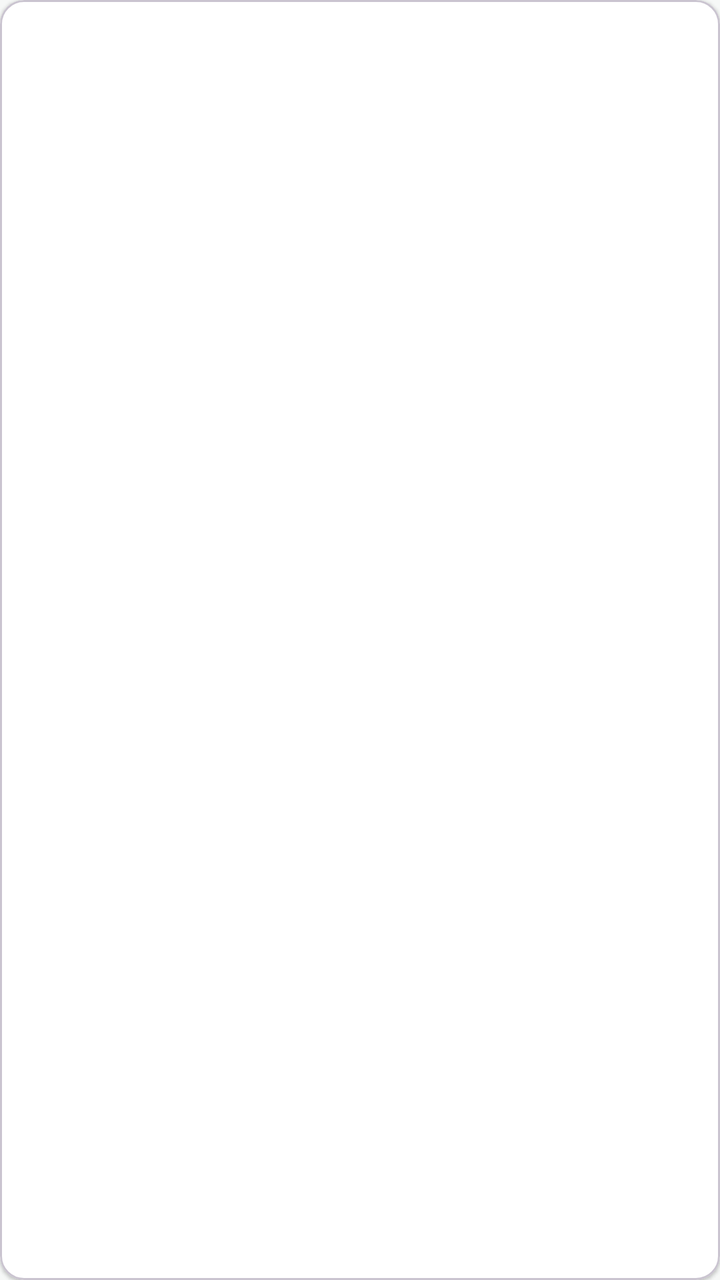
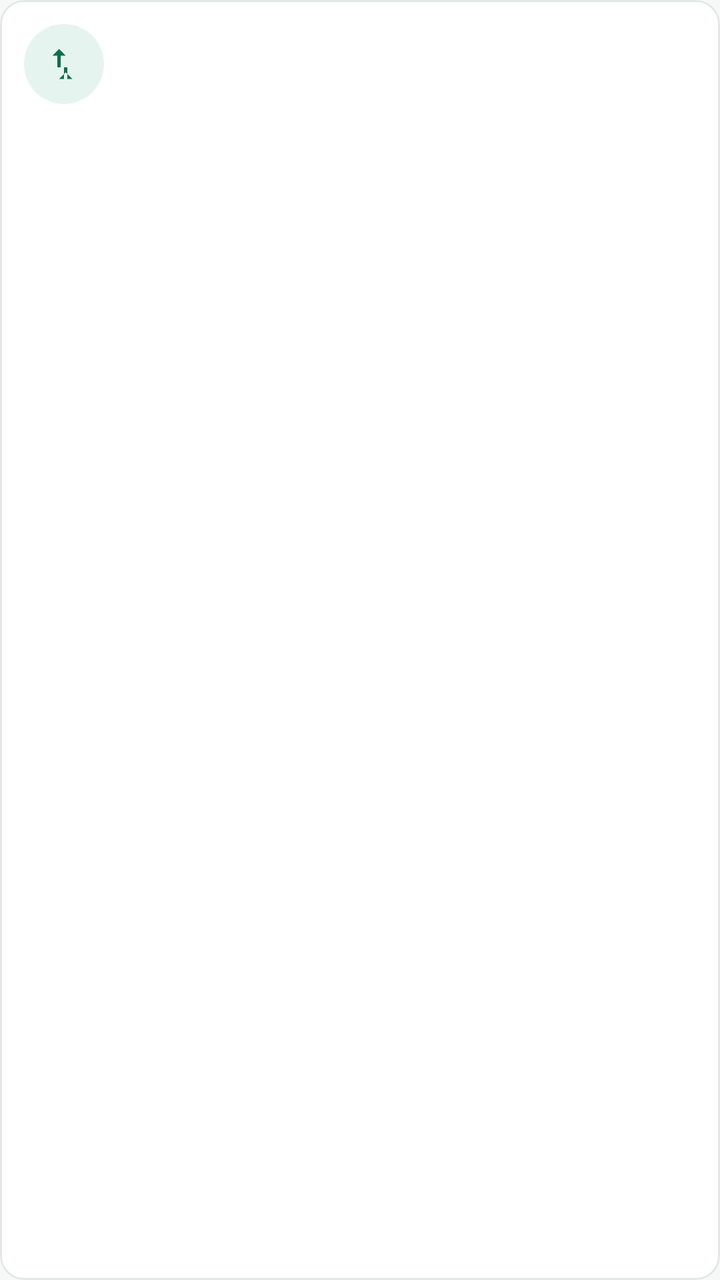

An Android layout rendered at two revisions. The XML below is the earlier revision; the diff shows what the commit changed to produce the second picture.
<!-- AndroidManifest.xml: application theme Theme.QuickPay -->
<!-- res/layout/item_transaction.xml -->
<?xml version="1.0" encoding="utf-8"?>
<com.google.android.material.card.MaterialCardView xmlns:android="http://schemas.android.com/apk/res/android"
    xmlns:app="http://schemas.android.com/apk/res-auto"
    android:layout_width="match_parent"
    android:layout_height="wrap_content"
    android:layout_marginBottom="8dp"
    app:cardBackgroundColor="@color/card_bg"
    app:cardCornerRadius="12dp"
    app:cardElevation="1dp">

    <LinearLayout
        android:layout_width="match_parent"
        android:layout_height="wrap_content"
        android:orientation="horizontal"
        android:padding="16dp">

        <LinearLayout
            android:layout_width="0dp"
            android:layout_height="wrap_content"
            android:layout_weight="1"
            android:orientation="vertical">

            <TextView
                android:id="@+id/itemTitle"
                android:layout_width="wrap_content"
                android:layout_height="wrap_content"
                android:textColor="@color/text_primary"
                android:textSize="15sp"
                android:textStyle="bold" />

            <TextView
                android:id="@+id/itemSubtitle"
                android:layout_width="wrap_content"
                android:layout_height="wrap_content"
                android:layout_marginTop="2dp"
                android:textColor="@color/text_secondary"
                android:textSize="12sp" />
        </LinearLayout>

        <LinearLayout
            android:layout_width="wrap_content"
            android:layout_height="wrap_content"
            android:gravity="end"
            android:orientation="vertical">

            <TextView
                android:id="@+id/itemAmount"
                android:layout_width="wrap_content"
                android:layout_height="wrap_content"
                android:textColor="@color/text_primary"
                android:textSize="15sp"
                android:textStyle="bold" />

            <TextView
                android:id="@+id/itemStatus"
                android:layout_width="wrap_content"
                android:layout_height="wrap_content"
                android:layout_marginTop="2dp"
                android:textSize="11sp"
                android:textStyle="bold" />
        </LinearLayout>

    </LinearLayout>
</com.google.android.material.card.MaterialCardView>
<!-- resources referenced by this layout -->
<resources>
  <color name="card_bg">#FFFFFFFF</color>
  <color name="text_primary">#1A2A26</color>
  <color name="text_secondary">#6B7A76</color>
  <style name="Theme.QuickPay" parent="Base.Theme.QuickPay" />
  <style name="Base.Theme.QuickPay" parent="Theme.Material3.DayNight.NoActionBar">
          <item name="colorPrimary">@color/primary</item>
          <item name="colorOnPrimary">@color/white</item>
          <item name="colorPrimaryContainer">@color/primary_light</item>
          <item name="colorOnPrimaryContainer">@color/primary_dark</item>
          <item name="colorSecondary">@color/accent</item>
          <item name="android:colorBackground">@color/bg</item>
          <item name="colorSurface">@color/bg</item>
          <item name="colorOnSurface">@color/text_primary</item>
      </style>
  <color name="primary">#0B6E4F</color>
  <color name="white">#FFFFFFFF</color>
  <color name="primary_light">#E6F4EF</color>
  <color name="primary_dark">#084C37</color>
  <color name="accent">#F2B632</color>
  <color name="bg">#F6F8F7</color>
</resources>

<!-- the commit's change to res/layout/item_transaction.xml (unified diff, before → after) -->
@@ -5,18 +5,39 @@
     android:layout_height="wrap_content"
     android:layout_marginBottom="8dp"
     app:cardBackgroundColor="@color/card_bg"
-    app:cardCornerRadius="12dp"
-    app:cardElevation="1dp">
+    app:cardCornerRadius="@dimen/corner_medium"
+    app:cardElevation="0dp"
+    app:strokeColor="@color/divider"
+    app:strokeWidth="1dp">
 
     <LinearLayout
         android:layout_width="match_parent"
         android:layout_height="wrap_content"
+        android:gravity="center_vertical"
         android:orientation="horizontal"
-        android:padding="16dp">
+        android:paddingStart="@dimen/spacing_md"
+        android:paddingTop="@dimen/spacing_md"
+        android:paddingEnd="@dimen/spacing_md"
+        android:paddingBottom="@dimen/spacing_md">
+
+        <FrameLayout
+            android:layout_width="40dp"
+            android:layout_height="40dp"
+            android:background="@drawable/bg_icon_circle">
+
+            <ImageView
+                android:layout_width="20dp"
+                android:layout_height="20dp"
+                android:layout_gravity="center"
+                android:contentDescription="@string/recent_transactions"
+                android:src="@drawable/ic_txn"
+                app:tint="@color/primary" />
+        </FrameLayout>
 
         <LinearLayout
             android:layout_width="0dp"
             android:layout_height="wrap_content"
+            android:layout_marginStart="@dimen/spacing_md"
             android:layout_weight="1"
             android:orientation="vertical">
 
@@ -24,15 +45,17 @@
                 android:id="@+id/itemTitle"
                 android:layout_width="wrap_content"
                 android:layout_height="wrap_content"
+                android:ellipsize="end"
+                android:maxLines="1"
                 android:textColor="@color/text_primary"
-                android:textSize="15sp"
+                android:textSize="14sp"
                 android:textStyle="bold" />
 
             <TextView
                 android:id="@+id/itemSubtitle"
                 android:layout_width="wrap_content"
                 android:layout_height="wrap_content"
-                android:layout_marginTop="2dp"
+                android:layout_marginTop="1dp"
                 android:textColor="@color/text_secondary"
                 android:textSize="12sp" />
         </LinearLayout>
@@ -40,6 +63,7 @@
         <LinearLayout
             android:layout_width="wrap_content"
             android:layout_height="wrap_content"
+            android:layout_marginStart="@dimen/spacing_sm"
             android:gravity="end"
             android:orientation="vertical">
 
@@ -47,16 +71,16 @@
                 android:id="@+id/itemAmount"
                 android:layout_width="wrap_content"
                 android:layout_height="wrap_content"
+                android:fontFamily="sans-serif-medium"
                 android:textColor="@color/text_primary"
-                android:textSize="15sp"
-                android:textStyle="bold" />
+                android:textSize="14sp" />
 
             <TextView
                 android:id="@+id/itemStatus"
                 android:layout_width="wrap_content"
                 android:layout_height="wrap_content"
-                android:layout_marginTop="2dp"
-                android:textSize="11sp"
+                android:layout_marginTop="1dp"
+                android:textSize="10sp"
                 android:textStyle="bold" />
         </LinearLayout>
 
<!-- resource entries referenced after the edit -->
@@ -1,8 +1,28 @@
 <!-- resources referenced by this layout -->
 <resources>
   <color name="card_bg">#FFFFFFFF</color>
+  <color name="divider">#E3E8E6</color>
   <color name="text_primary">#1A2A26</color>
   <color name="text_secondary">#6B7A76</color>
+  <dimen name="corner_medium">12dp</dimen>
+  <dimen name="spacing_md">12dp</dimen>
+  <dimen name="spacing_sm">8dp</dimen>
+  <!-- drawable bg_icon_circle (drawable) -->
+  <shape xmlns:android="http://schemas.android.com/apk/res/android"
+      android:shape="oval">
+      <solid android:color="@color/primary_light" />
+  </shape>
+  <!-- drawable ic_txn (drawable) -->
+  <vector xmlns:android="http://schemas.android.com/apk/res/android"
+      android:width="24dp"
+      android:height="24dp"
+      android:viewportWidth="24"
+      android:viewportHeight="24">
+      <path
+          android:fillColor="#FF000000"
+          android:pathData="M9,3L5,7h3v7h2V7h3L9,3zM12,14v7h-3l4,-4 4,4h-3v-7h-2z" />
+  </vector>
+  <string name="recent_transactions">Recent Transactions</string>
   <style name="Theme.QuickPay" parent="Base.Theme.QuickPay" />
   <style name="Base.Theme.QuickPay" parent="Theme.Material3.DayNight.NoActionBar">
           <item name="colorPrimary">@color/primary</item>
@@ -13,6 +33,9 @@
           <item name="android:colorBackground">@color/bg</item>
           <item name="colorSurface">@color/bg</item>
           <item name="colorOnSurface">@color/text_primary</item>
+          <item name="android:statusBarColor">@color/primary_dark</item>
+          <item name="android:navigationBarColor">@color/white</item>
+          <item name="android:windowLightStatusBar">false</item>
       </style>
   <color name="primary">#0B6E4F</color>
   <color name="white">#FFFFFFFF</color>
